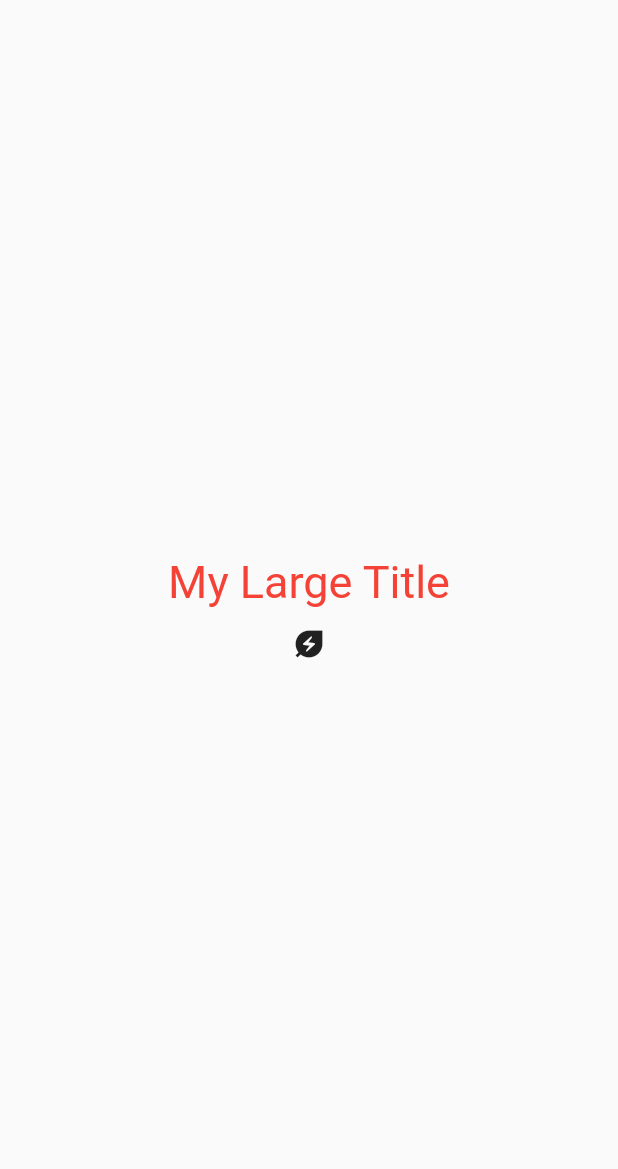
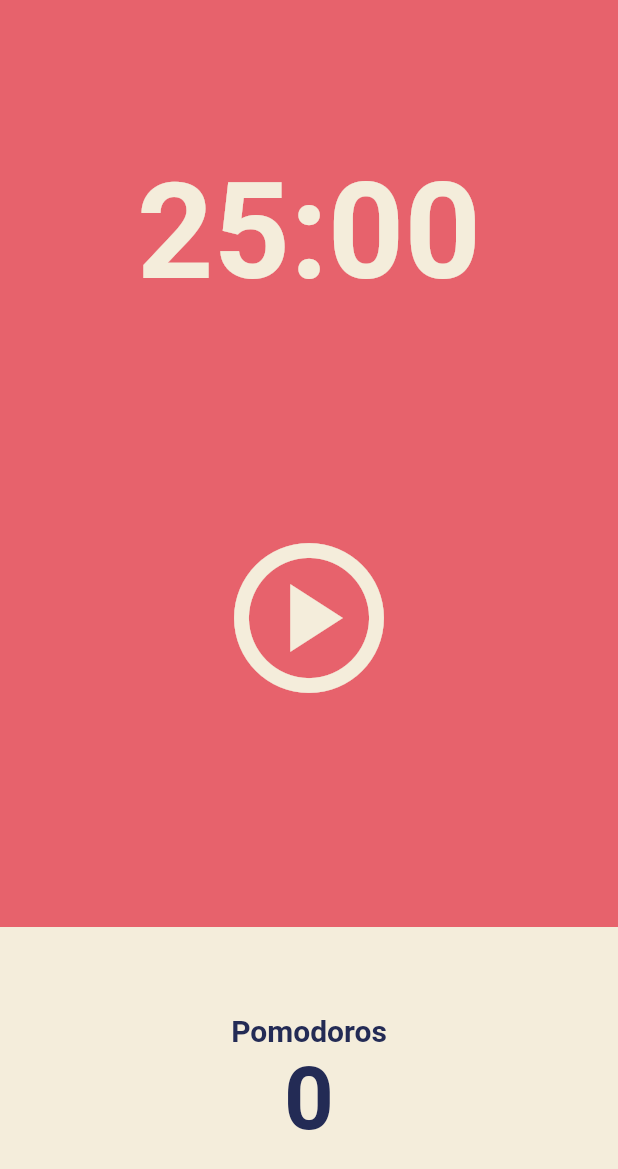
Before and after one commit to bigwave-cho/pomodoro, a Flutter app: the screen it shows after launch, on a phone screen of 412 x 824 dp. Shown: the top 1169 px of the screen. Run offline on Flutter 3.47's test engine with Material 2 defaults, Android fonts, the phone set to English and light mode, and no system bars.

Commit message:
Pomodoros: Layout구성(Flexible, Expanded...)

```diff
--- a/lib/main.dart
+++ b/lib/main.dart
@@ -1,93 +1,24 @@
 import 'package:flutter/material.dart';
+import 'package:pomodoro/screens/home_screen.dart';
 
 void main() {
   runApp(App());
 }
 
-class App extends StatefulWidget {
-  @override
-  State<App> createState() => _AppState();
-}
-
-class _AppState extends State<App> {
-  //dispose메서드 설명관련
-  bool showTitle = true;
-  void toggleTitle() {
-    setState(() {});
-    showTitle = !showTitle;
-  }
-
+class App extends StatelessWidget {
   @override
   Widget build(BuildContext context) {
     return MaterialApp(
       theme: ThemeData(
+        backgroundColor: const Color(0xFFE7626C),
         textTheme: const TextTheme(
-          titleLarge: TextStyle(
-            color: Colors.red,
+          headline1: TextStyle(
+            color: Color(0xFF232B55),
           ),
         ),
+        cardColor: const Color(0xFFF4EDDB),
       ),
-      home: Scaffold(
-        body: Center(
-          child: Column(
-            mainAxisAlignment: MainAxisAlignment.center,
-            children: [
-              showTitle ? const MyLargeTitle() : const Text('nothing'),
-              IconButton(
-                  onPressed: toggleTitle,
-                  icon: const Icon(Icons.energy_savings_leaf))
-            ],
-          ),
-        ),
-      ),
+      home: const HomeScreen(),
     );
   }
 }
-
-class MyLargeTitle extends StatefulWidget {
-  const MyLargeTitle({
-    Key? key,
-  }) : super(key: key);
-
-  @override
-  State<MyLargeTitle> createState() => _MyLargeTitleState();
-}
-
-class _MyLargeTitleState extends State<MyLargeTitle> {
-  //StatefulWidget은 initState메서드도 가지고 있다.
-  int count = 0; //이런식으로 초기화가 가능하기에 initState가 대부분 필요하진 않음.
-
-  //가끔 부모 요소에 의존하는 데이터를 초기화하는 경우
-  // 데이터를 초기화하기 위해 context를 사용하거나
-  //API에서 업데이트를 구독하기 위해 사용함.
-  // initState는 단 한번 build메서드보다 앞서 호출됨.
-  @override
-  void initState() {
-    super.initState();
-    print('initState');
-  }
-
-//dispose메서드는 API 업데이트나 이벤트리스너로부터 구독을 취소,
-//form의 리스너로부터 벗어나고 싶을 때.. 무언가를 취소하는 곳
-//위젯이 위젯트리에서 제거되기 전에 호출되는 것
-  @override
-  void dispose() {
-    super.dispose();
-    print('dispose');
-  }
-
-  @override
-  Widget build(BuildContext context) {
-    print("build");
-    return Text(
-      'My Large Title',
-      style: TextStyle(
-        fontSize: 30,
-        color: Theme.of(context).textTheme.titleLarge?.color,
-      ),
-    );
-  }
-}
-
-// Widget Life Cycle
-// init : API 구독 or 변수 초기화 -> build 실행 -> dispose : API or 이벤트리스너 벗어나기
--- /dev/null
+++ b/lib/screens/home_screen.dart
@@ -0,0 +1,87 @@
+import 'package:flutter/material.dart';
+
+class HomeScreen extends StatefulWidget {
+  const HomeScreen({super.key});
+
+  @override
+  State<HomeScreen> createState() => _HomeScreenState();
+}
+
+class _HomeScreenState extends State<HomeScreen> {
+  @override
+  Widget build(BuildContext context) {
+    return Scaffold(
+      //현재 위젯의 위치를 알려주고(context) -> ThemeData의 backgroundColor 가져오기
+      backgroundColor: Theme.of(context).backgroundColor,
+      body: Column(
+        children: [
+          //Flexible 화면 비율에 따라 UI를 유연하게 만들어줌.
+          //flex 로 비율 정하기 가능.
+          Flexible(
+            flex: 1,
+            child: Container(
+              // alignment 세로 정렬
+              alignment: Alignment.bottomCenter,
+              child: Text(
+                '25:00',
+                style: TextStyle(
+                  color: Theme.of(context).cardColor,
+                  fontSize: 89,
+                  fontWeight: FontWeight.w600,
+                ),
+              ),
+            ),
+          ),
+          Flexible(
+            flex: 2,
+            child: Center(
+              child: IconButton(
+                iconSize: 120,
+                color: Theme.of(context).cardColor,
+                onPressed: () {},
+                icon: const Icon(
+                  Icons.play_circle_outlined,
+                ),
+              ),
+            ),
+          ),
+          Flexible(
+            flex: 1,
+            child: Row(
+              children: [
+                //Expanded  display block 같은 것.
+                Expanded(
+                  child: Container(
+                    decoration:
+                        BoxDecoration(color: Theme.of(context).cardColor),
+                    child: Column(
+                      mainAxisAlignment: MainAxisAlignment.center,
+                      children: [
+                        Text(
+                          'Pomodoros',
+                          style: TextStyle(
+                            fontSize: 20,
+                            color: Theme.of(context).textTheme.headline1!.color,
+                            fontWeight: FontWeight.w600,
+                          ),
+                        ),
+                        Text(
+                          '0',
+                          style: TextStyle(
+                            fontSize: 58,
+                            color: Theme.of(context).textTheme.headline1!.color,
+                            fontWeight: FontWeight.w600,
+                          ),
+                        ),
+                      ],
+                    ),
+                  ),
+                ),
+              ],
+            ),
+          ),
+        ],
+      ),
+    );
+  }
+}
```
